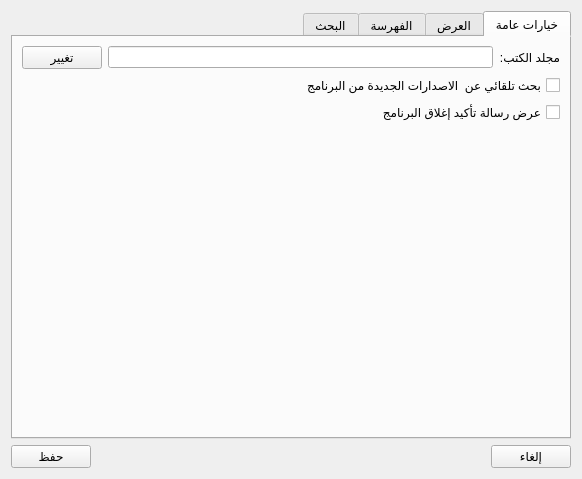
Above: src/settingsdialog.ui from boussouira/moltaqa before the change. Below: the same form after it.
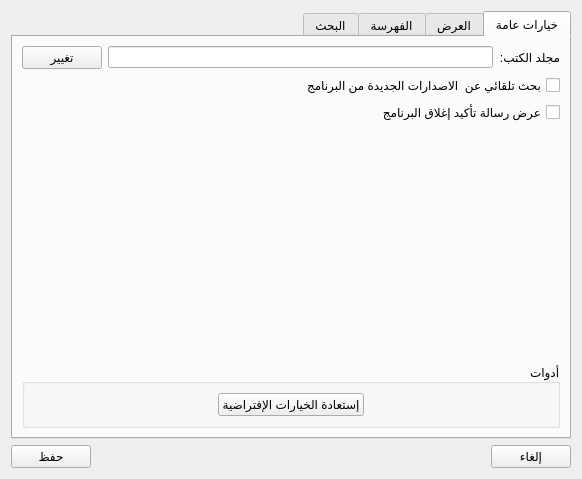
That is the form after the change.

Commit message: Reset default settings option

Patch:
```diff
--- a/src/settingsdialog.ui
+++ b/src/settingsdialog.ui
@@ -29,7 +29,7 @@
       <attribute name="title">
        <string>خيارات عامة</string>
       </attribute>
-      <layout class="QVBoxLayout" name="verticalLayout_2">
+      <layout class="QVBoxLayout" name="verticalLayout_15">
        <item>
         <layout class="QHBoxLayout" name="horizontalLayout_3">
          <item>
@@ -76,18 +76,64 @@
         </widget>
        </item>
        <item>
-        <spacer name="verticalSpacer">
+        <spacer name="verticalSpacer_5">
          <property name="orientation">
           <enum>Qt::Vertical</enum>
          </property>
          <property name="sizeHint" stdset="0">
           <size>
            <width>20</width>
-           <height>92</height>
+           <height>40</height>
           </size>
          </property>
         </spacer>
        </item>
+       <item>
+        <widget class="QGroupBox" name="groupBox_9">
+         <property name="title">
+          <string>أدوات</string>
+         </property>
+         <layout class="QVBoxLayout" name="verticalLayout_2">
+          <item>
+           <layout class="QHBoxLayout" name="horizontalLayout_15">
+            <item>
+             <spacer name="horizontalSpacer_18">
+              <property name="orientation">
+               <enum>Qt::Horizontal</enum>
+              </property>
+              <property name="sizeHint" stdset="0">
+               <size>
+                <width>40</width>
+                <height>20</height>
+               </size>
+              </property>
+             </spacer>
+            </item>
+            <item>
+             <widget class="QPushButton" name="pushResetSettings">
+              <property name="text">
+               <string>إستعادة الخيارات الإفتراضية</string>
+              </property>
+             </widget>
+            </item>
+            <item>
+             <spacer name="horizontalSpacer_19">
+              <property name="orientation">
+               <enum>Qt::Horizontal</enum>
+              </property>
+              <property name="sizeHint" stdset="0">
+               <size>
+                <width>40</width>
+                <height>20</height>
+               </size>
+              </property>
+             </spacer>
+            </item>
+           </layout>
+          </item>
+         </layout>
+        </widget>
+       </item>
       </layout>
      </widget>
      <widget class="QWidget" name="tab_2">
```
The commit also changes 2 other files.
